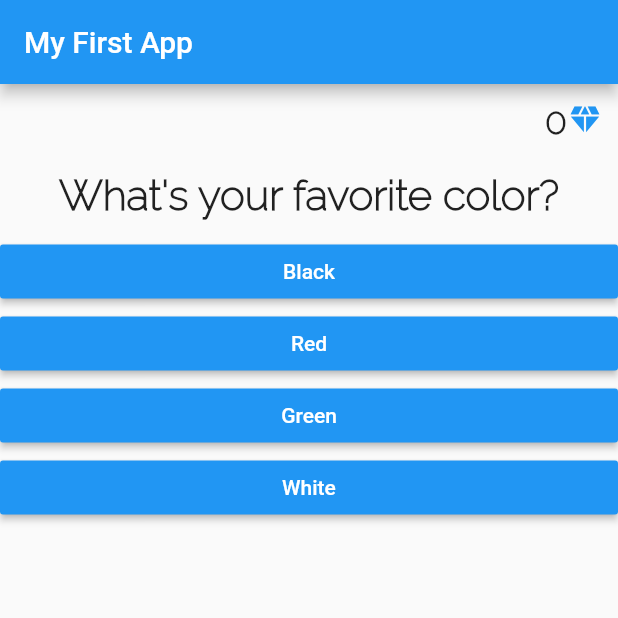
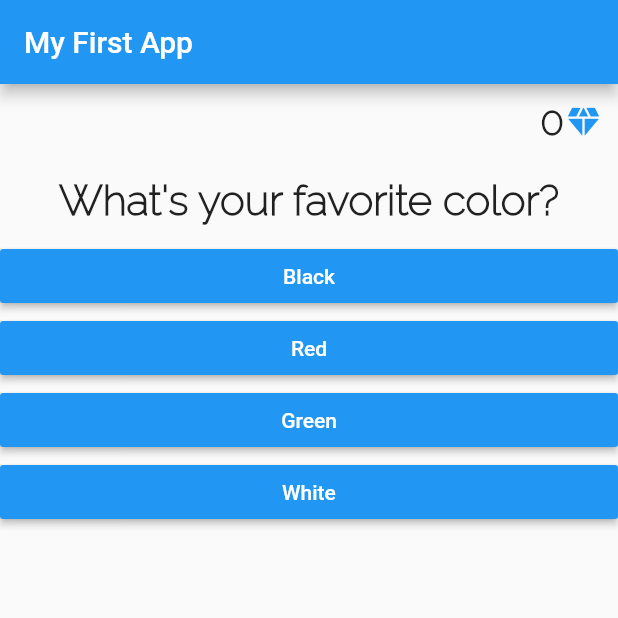
Before and after one commit to acatarinaoaraujo/quiz-app, a Flutter app: the screen it shows after launch, on a phone screen of 412 x 824 dp, the top half of it. Run offline on Flutter 3.47's test engine with Material 2 defaults, Android fonts, the phone set to English and light mode, and no system bars.

Commit message:
font size

```diff
--- a/quiz_app/lib/score.dart
+++ b/quiz_app/lib/score.dart
@@ -16,7 +16,7 @@ class Score extends StatelessWidget {
           Text(
             scoreText.toString(),
             style: TextStyle(
-                fontSize: 24,
+                fontSize: 26,
                 fontFamily: 'Raleway',
                 fontWeight: FontWeight.w800),
             textAlign: TextAlign.right,
@@ -24,7 +24,7 @@ class Score extends StatelessWidget {
           Icon(
             Icons.diamond_sharp,
             color: Colors.blue,
-            size: 24.0,
+            size: 26.0,
             semanticLabel: 'Text to announce in accessibility modes',
           ),
         ],
```
